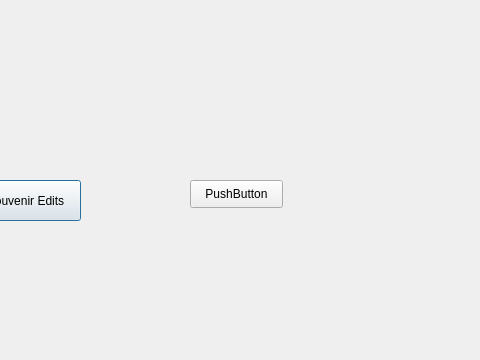
Old version of the form maintenancepage.ui in the repository Ling2251/CS1D-Project-2-Baseball-Project; both pictures show x 120 to 600 and y 0 to 360 of the 600 by 457 pixel window.
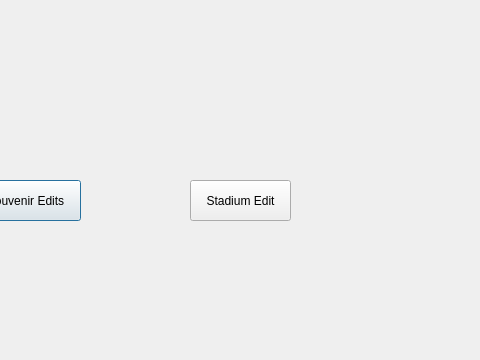
New version of the form.

What changed in the file:
```diff
--- a/maintenancepage.ui
+++ b/maintenancepage.ui
@@ -31,12 +31,12 @@
     <rect>
      <x>310</x>
      <y>180</y>
-     <width>93</width>
-     <height>28</height>
+     <width>101</width>
+     <height>41</height>
     </rect>
    </property>
    <property name="text">
-    <string>PushButton</string>
+    <string>Stadium Edit</string>
    </property>
   </widget>
  </widget>
```
Left out of the diff: 2 changed lines with no effect on the pictures.
